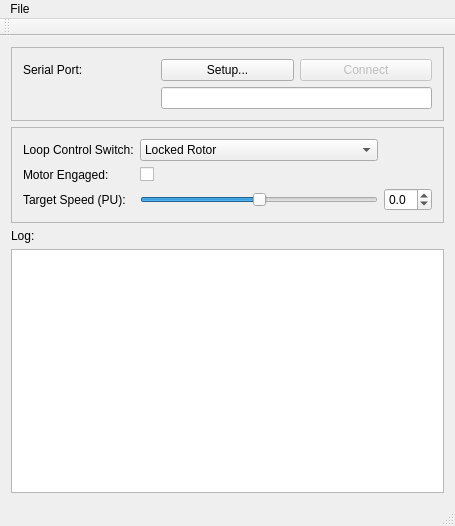
This is mainwindow.ui in rcardenes/MotorControl as Qt 5 draws it before an edit. The edited form follows.
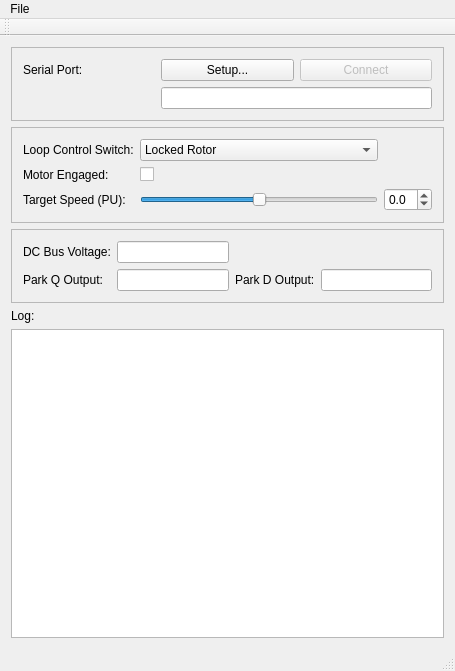
This is the edited form.

What changed in the file:
```diff
--- a/mainwindow.ui
+++ b/mainwindow.ui
@@ -7,7 +7,7 @@
     <x>0</x>
     <y>0</y>
     <width>455</width>
-    <height>526</height>
+    <height>671</height>
    </rect>
   </property>
   <property name="windowTitle">
@@ -149,6 +149,69 @@
       </layout>
      </widget>
     </item>
+    <item>
+     <widget class="QFrame" name="frame_3">
+      <property name="frameShape">
+       <enum>QFrame::StyledPanel</enum>
+      </property>
+      <property name="frameShadow">
+       <enum>QFrame::Raised</enum>
+      </property>
+      <layout class="QGridLayout" name="gridLayout_3">
+       <item row="0" column="0">
+        <widget class="QLabel" name="label_6">
+         <property name="text">
+          <string>DC Bus Voltage:</string>
+         </property>
+        </widget>
+       </item>
+       <item row="0" column="1">
+        <widget class="QLineEdit" name="lineEdit">
+         <property name="alignment">
+          <set>Qt::AlignRight|Qt::AlignTrailing|Qt::AlignVCenter</set>
+         </property>
+         <property name="readOnly">
+          <bool>true</bool>
+         </property>
+        </widget>
+       </item>
+       <item row="1" column="0">
+        <widget class="QLabel" name="label_7">
+         <property name="text">
+          <string>Park Q Output:</string>
+         </property>
+        </widget>
+       </item>
+       <item row="1" column="1">
+        <widget class="QLineEdit" name="lineEdit_2">
+         <property name="alignment">
+          <set>Qt::AlignRight|Qt::AlignTrailing|Qt::AlignVCenter</set>
+         </property>
+         <property name="readOnly">
+          <bool>true</bool>
+         </property>
+        </widget>
+       </item>
+       <item row="1" column="2">
+        <widget class="QLabel" name="label_8">
+         <property name="text">
+          <string>Park D Output:</string>
+         </property>
+        </widget>
+       </item>
+       <item row="1" column="3">
+        <widget class="QLineEdit" name="lineEdit_3">
+         <property name="alignment">
+          <set>Qt::AlignRight|Qt::AlignTrailing|Qt::AlignVCenter</set>
+         </property>
+         <property name="readOnly">
+          <bool>true</bool>
+         </property>
+        </widget>
+       </item>
+      </layout>
+     </widget>
+    </item>
     <item>
      <widget class="QLabel" name="label_3">
       <property name="text">
```
